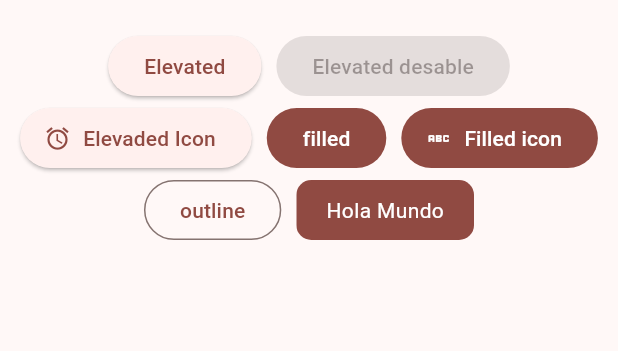
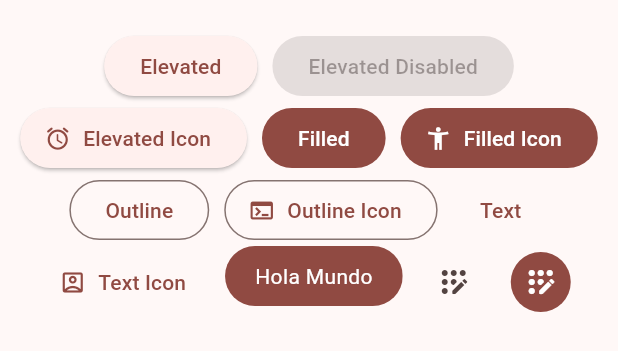
Before and after one commit to javierlobato/widgetapp, a Flutter app: the _ButtonsView widget shown alone on an empty page, opened directly, on a phone screen of 412 x 824 dp. Shown: the top 351 px of the screen. Run offline on Flutter 3.47's test engine with Material 3 defaults, Android fonts, the phone set to English and light mode, and no system bars; our stand-ins replace go_router; missing offline and left inert: widgets_app; network calls fail.

Commit message:
Actualization archives and create new screens

```diff
--- a/lib/config/menu/menu_items.dart
+++ b/lib/config/menu/menu_items.dart
@@ -25,7 +25,7 @@ const appMenuItems = <MenuItems>[
     MenuItems(
     title: 'Tarjetas',
     subTitle: 'Un contenedor estilizado',
-    url: '/card',
+    url: '/cards',
     icon: Icons.credit_card ,
     )
 ];
--- a/lib/config/router/app_router.dart
+++ b/lib/config/router/app_router.dart
@@ -1,5 +1,8 @@
 import 'package:go_router/go_router.dart';
-import 'package:widgetapp/presentations/screens/screens.dart';
+import 'package:widgetapp/presentation/screens/buttons/buttons_screen.dart';
+import 'package:widgetapp/presentation/screens/cards/cards_screen.dart';
+import 'package:widgetapp/presentation/screens/home/home_screen.dart';
+
 
 
 //Go_Router Configuration
@@ -9,20 +12,20 @@ final appRouter = GoRouter(
   routes: [
     GoRoute(
       path: '/',
-      name: HomeScreens.name,
-      builder: (context, state) => const HomeScreens()
+      name: HomeScreen.name,
+      builder: (context, state) => const HomeScreen()
     ),
 
     GoRoute(
       path: '/buttons',
-      name: ButtonsScreens.name,
-      builder: (context, state) => const ButtonsScreens()
+      name: ButtonsScreen.name,
+      builder: (context, state) => const ButtonsScreen()
     ),
 
     GoRoute(
       path: '/cards',
-      name: CardsScreens.name,
-      builder: (context, state) => const CardsScreens()
+      name: CardsScreen.name,
+      builder: (context, state) => const CardsScreen()
     )
   ]
 
--- a/lib/main.dart
+++ b/lib/main.dart
@@ -2,18 +2,21 @@ import 'package:flutter/material.dart';
 import 'package:widgetapp/config/router/app_router.dart';
 import 'package:widgetapp/config/themes/app_theme.dart';
 
-void main() => runApp(const MyApp());
 
-class MyApp extends StatelessWidget {
-  const MyApp({super.key});
+
+void main() {
+  runApp(const MainApp());
+}
+
+class MainApp extends StatelessWidget {
+  const MainApp({super.key});
 
   @override
   Widget build(BuildContext context) {
     return MaterialApp.router(
       routerConfig: appRouter,
       debugShowCheckedModeBanner: false,
-      theme: AppTheme(selectedColor:0).getTheme(),//aqui se le cambia el color al tema
-
+      theme: AppTheme(selectedColor: 0).getTheme(),
     );
   }
 }
--- /dev/null
+++ b/lib/presentation/screens/buttons/buttons_screen.dart
@@ -0,0 +1,117 @@
+import 'package:flutter/material.dart';
+import 'package:go_router/go_router.dart';
+
+class ButtonsScreen extends StatelessWidget {
+
+  static const String name = 'buttons_screen';
+
+  const ButtonsScreen({super.key});
+
+  @override
+  Widget build(BuildContext context) {
+    return Scaffold(
+      appBar: AppBar(
+        title: const Text('Buttons Screen'),
+      ),
+      body: const _ButtonsView(),
+      floatingActionButton: FloatingActionButton(
+        child: const Icon( Icons.arrow_back_ios_new_rounded ),
+        onPressed: (){
+          context.pop();
+        },
+      ),
+    );
+  }
+}
+
+class _ButtonsView extends StatelessWidget {
+  const _ButtonsView();
+
+  @override
+  Widget build(BuildContext context) {
+
+    final colors = Theme.of(context).colorScheme;
+
+    return SizedBox(
+      width: double.infinity,
+      child: Padding(
+        padding: const EdgeInsets.symmetric(horizontal: 10, vertical: 20),
+        child: Wrap(
+          spacing: 10,
+          alignment: WrapAlignment.center,
+          children: [
+            ElevatedButton(onPressed: () {}, child: const Text('Elevated')),
+            const ElevatedButton(onPressed: null, child: Text('Elevated Disabled')),
+
+            ElevatedButton.icon(
+              onPressed: (){},
+              icon: const Icon( Icons.access_alarm_rounded),
+              label: const Text('Elevated Icon')
+            ),
+
+            FilledButton(onPressed: (){}, child: const Text('Filled')),
+            FilledButton.icon(
+              onPressed: (){},
+              icon: const Icon( Icons.accessibility_new ),
+              label: const Text('Filled Icon'),
+            ),
+
+            OutlinedButton(onPressed: (){}, child: const Text('Outline')),
+            OutlinedButton.icon(
+              onPressed: (){},
+              label: const Text('Outline Icon'),
+              icon: const Icon( Icons.terminal)
+            ),
+
+            TextButton(onPressed: (){}, child: const Text('Text')),
+            TextButton.icon(
+              onPressed: (){},
+              icon: const Icon( Icons.account_box_outlined),
+              label: const Text('Text Icon'),
+            ),
+
+            const CustomButton(),
+
+
+            IconButton(onPressed: (){}, icon: const Icon( Icons.app_registration_rounded)),
+            IconButton(
+              onPressed: (){},
+              icon: const Icon( Icons.app_registration_rounded),
+              style: ButtonStyle(
+                backgroundColor: MaterialStatePropertyAll(colors.primary),
+                iconColor: const MaterialStatePropertyAll(Colors.white),
+              ),
+            ),
+
+          ],
+        ),
+      ),
+    );
+  }
+}
+
+
+class CustomButton extends StatelessWidget {
+  const CustomButton({super.key});
+
+  @override
+  Widget build(BuildContext context) {
+
+    final colors = Theme.of(context).colorScheme;
+
+
+    return ClipRRect(
+      borderRadius: BorderRadius.circular(20),
+      child: Material(
+        color: colors.primary,
+        child: InkWell(
+          onTap: () {},
+          child: const Padding(
+            padding: EdgeInsets.symmetric( horizontal: 20, vertical: 10),
+            child: Text('Hola Mundo', style: TextStyle(color: Colors.white))
+          ),
+        ),
+      ),
+    );
+  }
+}
--- a/lib/presentations/screens/buttons/buttons_screens.dart
+++ /dev/null
@@ -1,94 +0,0 @@
-import 'package:flutter/material.dart';
-import 'package:go_router/go_router.dart';
-
-class ButtonsScreens extends StatelessWidget {
-
-  static const String name = 'buttons_screen';
-  const ButtonsScreens({super.key});
-
-  @override
-  Widget build(BuildContext context) {
-    return Scaffold(
-      appBar: AppBar(
-        title: const Text('Buttons screens'),
-      ),
-      body:  const _ButtonsView(),
-      floatingActionButton: FloatingActionButton(
-        child: const Icon(Icons.arrow_back_ios_new_rounded),
-        onPressed: (){
-          context.pop();
-        },
-      ),
-
-    );
-  }
-}
-
-class _ButtonsView extends StatelessWidget {
-  const _ButtonsView();
-
-  @override
-  Widget build(BuildContext context) {
-    return  SizedBox(
-      width: double.infinity,
-      child: Padding(
-          padding: const EdgeInsets.symmetric(horizontal: 10, vertical: 20),
-          child: Wrap(
-            spacing: 10,
-            crossAxisAlignment: WrapCrossAlignment.center,
-            alignment: WrapAlignment.center,
-            children: [
-              ElevatedButton(onPressed: (){}, child: const Text('Elevated')),
-              const ElevatedButton(onPressed: null, child: Text('Elevated desable')),
-
-
-              ElevatedButton.icon(
-                onPressed: (){},
-                icon: const Icon(Icons.access_alarm),
-                label: const Text('Elevaded Icon')),
-
-              FilledButton(onPressed: (){}, child: const Text('filled')),
-              FilledButton.icon(
-                onPressed: (){},
-                icon: const Icon(Icons.abc,),
-                label: const Text('Filled icon'),
-                ),
-
-              OutlinedButton(onPressed: (){}, child: const Text('outline')),
-
-              const CustomButton(),
-
-
-
-
-            ],
-          ),
-      ),
-    );
-  }
-}
-
-class CustomButton extends StatelessWidget {
-  const CustomButton({super.key});
-
-  @override
-  Widget build(BuildContext context) {
-
-    final colors = Theme.of(context).colorScheme;
-
-
-    return ClipRRect(
-      borderRadius: BorderRadius.circular(10),
-      child: Material(
-        color: colors.primary,
-        child: InkWell(
-          onTap: (){},
-          child: const Padding(
-            padding: EdgeInsets.symmetric( horizontal: 20, vertical: 10),
-            child: Text('Hola Mundo', style: TextStyle(color: Colors.white)),
-          ),
-        )
-      ),
-    );
-  }
-}
--- a/lib/presentations/screens/screens.dart
+++ /dev/null
@@ -1,3 +0,0 @@
-export 'package:widgetapp/presentations/screens/buttons/buttons_screens.dart';
-export 'package:widgetapp/presentations/screens/cards/cards_screens.dart';
-export 'package:widgetapp/presentations/screens/home/home_screen.dart';
```
Also changed, not shown: lib/presentation/screens/animated/animated_screen.dart (added, +13 -0 lines), lib/presentation/screens/app_tutorial/app_tutorial_screen.dart (added, +13 -0 lines), lib/presentation/screens/cards/cards_screen.dart (added, +245 -0 lines), lib/presentation/screens/home/home_screen.dart (added, +76 -0 lines), lib/presentation/screens/infinite_scroll/infinite_scroll_screen.dart (added, +13 -0 lines), lib/presentation/screens/progress/progress_screen.dart (added, +13 -0 lines), lib/presentation/screens/screens.dart (added, +11 -0 lines), lib/presentation/screens/snackbar/snackbar_screen.dart (added, +13 -0 lines), lib/presentation/screens/ui_controls/ui_controls_screen.dart (added, +13 -0 lines), lib/presentations/screens/cards/cards_screens.dart (deleted, +0 -19 lines), lib/presentations/screens/home/home_screen.dart (deleted, +0 -59 lines), 1 other file.
